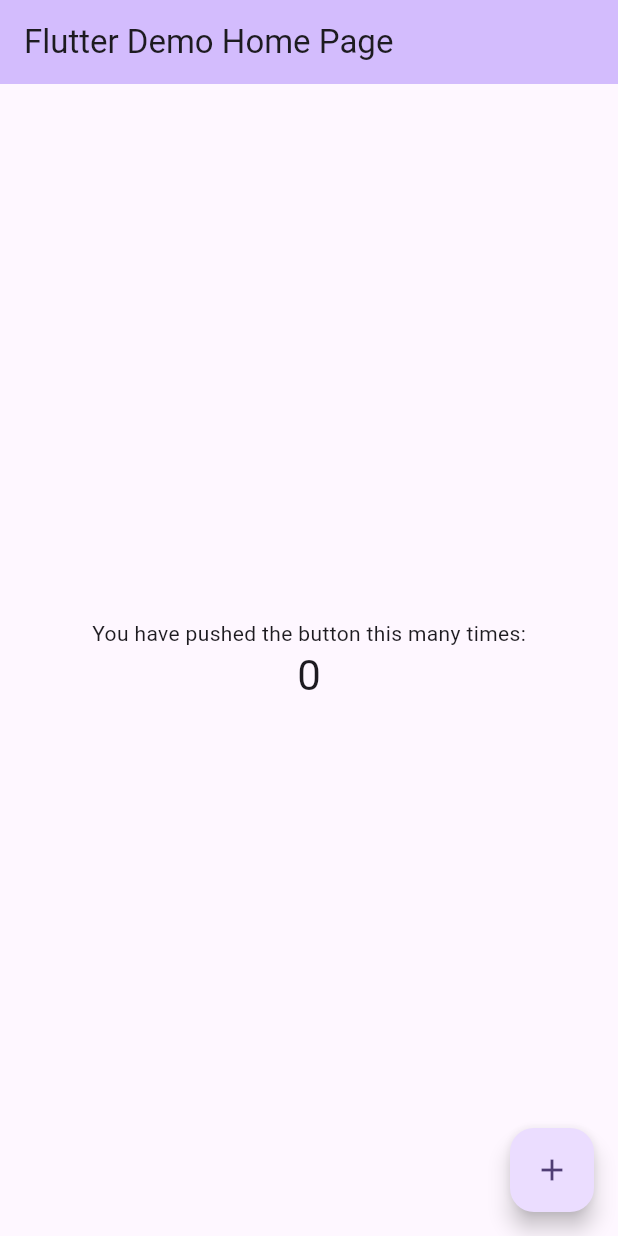
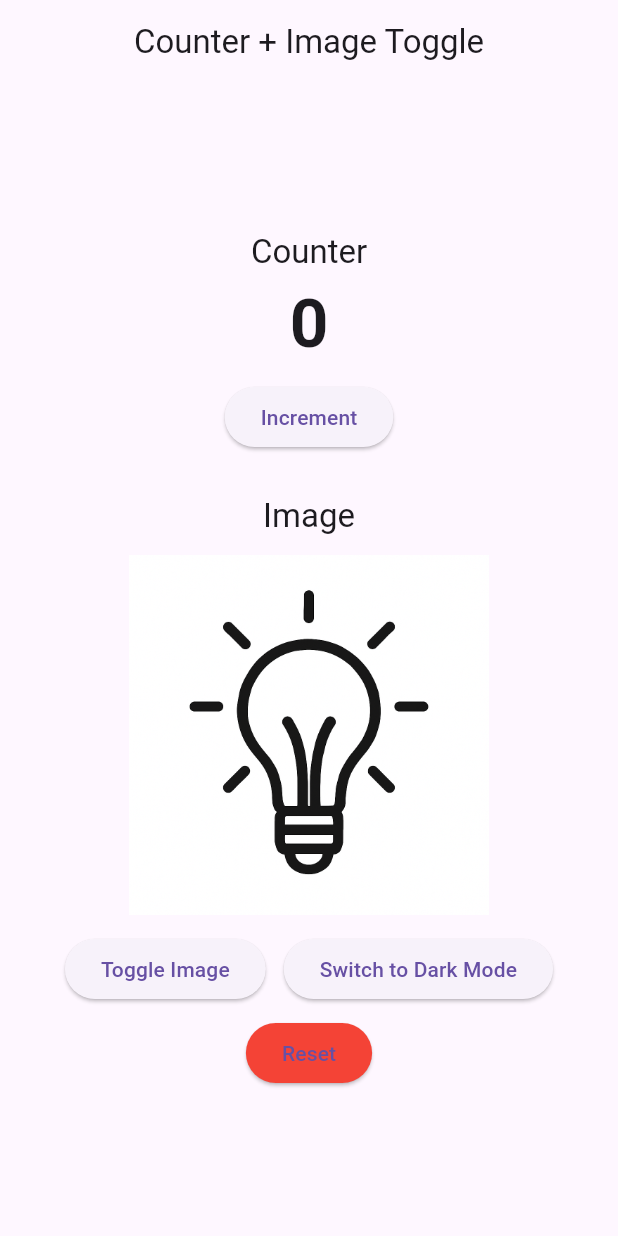
Before and after one commit to sannzay/cw1_mad, a Flutter app: the screen it shows after launch, on a phone screen of 412 x 824 dp. Run offline on Flutter 3.47's test engine with Material 3 defaults, Android fonts, the phone set to English and light mode, and no system bars; our stand-ins replace shared_preferences.

Commit message:
add logic into main.dart and add assets, update pubspec

```diff
--- a/lib/main.dart
+++ b/lib/main.dart
@@ -1,122 +1,249 @@
 import 'package:flutter/material.dart';
+import 'package:shared_preferences/shared_preferences.dart';
 
 void main() {
-  runApp(const MyApp());
+  WidgetsFlutterBinding.ensureInitialized();
+  runApp(MyApp());
 }
 
-class MyApp extends StatelessWidget {
-  const MyApp({super.key});
+class MyApp extends StatefulWidget {
+  @override
+  State<MyApp> createState() => _MyAppState();
+}
 
-  // This widget is the root of your application.
+class _MyAppState extends State<MyApp> {
+  bool _isDarkMode = false;
+
+  void _setTheme(bool isDark) => setState(() => _isDarkMode = isDark);
+
   @override
   Widget build(BuildContext context) {
     return MaterialApp(
-      title: 'Flutter Demo',
-      theme: ThemeData(
-        // This is the theme of your application.
-        //
-        // TRY THIS: Try running your application with "flutter run". You'll see
-        // the application has a purple toolbar. Then, without quitting the app,
-        // try changing the seedColor in the colorScheme below to Colors.green
-        // and then invoke "hot reload" (save your changes or press the "hot
-        // reload" button in a Flutter-supported IDE, or press "r" if you used
-        // the command line to start the app).
-        //
-        // Notice that the counter didn't reset back to zero; the application
-        // state is not lost during the reload. To reset the state, use hot
-        // restart instead.
-        //
-        // This works for code too, not just values: Most code changes can be
-        // tested with just a hot reload.
-        colorScheme: ColorScheme.fromSeed(seedColor: Colors.deepPurple),
-      ),
-      home: const MyHomePage(title: 'Flutter Demo Home Page'),
+      title: 'Counter + Image Toggle',
+      theme: ThemeData.light(),
+      darkTheme: ThemeData.dark(),
+      themeMode: _isDarkMode ? ThemeMode.dark : ThemeMode.light,
+      home: MyHomePage(onThemeChanged: _setTheme),
+      debugShowCheckedModeBanner: false,
     );
   }
 }
 
 class MyHomePage extends StatefulWidget {
-  const MyHomePage({super.key, required this.title});
+  final void Function(bool) onThemeChanged;
 
-  // This widget is the home page of your application. It is stateful, meaning
-  // that it has a State object (defined below) that contains fields that affect
-  // how it looks.
-
-  // This class is the configuration for the state. It holds the values (in this
-  // case the title) provided by the parent (in this case the App widget) and
-  // used by the build method of the State. Fields in a Widget subclass are
-  // always marked "final".
-
-  final String title;
+  const MyHomePage({Key? key, required this.onThemeChanged}) : super(key: key);
 
   @override
   State<MyHomePage> createState() => _MyHomePageState();
 }
 
-class _MyHomePageState extends State<MyHomePage> {
+class _MyHomePageState extends State<MyHomePage>
+    with SingleTickerProviderStateMixin {
+  static const String _kCounterKey = 'counter';
+  static const String _kIsImageOneKey = 'isImageOne';
+  static const String _kIsDarkModeKey = 'isDarkMode';
+
   int _counter = 0;
+  bool _isImageOne = true;
+  bool _isDarkMode = false;
+
+  late final AnimationController _controller;
+  late final Animation<double> _curvedAnimation;
+
+  @override
+  void initState() {
+    super.initState();
+
+    _controller = AnimationController(
+      vsync: this,
+      duration: const Duration(milliseconds: 400),
+      value: 1.0,
+    );
+    _curvedAnimation =
+        CurvedAnimation(parent: _controller, curve: Curves.easeInOut);
+
+    _controller.addStatusListener((status) {
+      if (status == AnimationStatus.dismissed) {
+        setState(() => _isImageOne = !_isImageOne);
+        _saveImageState();
+        _controller.forward();
+      }
+    });
+
+    _loadState();
+  }
+
+  @override
+  void dispose() {
+    _controller.dispose();
+    super.dispose();
+  }
+
+  String get _currentImageAsset => _isImageOne ? 'assets/image1.png' : 'assets/image2.png';
+
+  Future<void> _loadState() async {
+    final prefs = await SharedPreferences.getInstance();
+    setState(() {
+      _counter = prefs.getInt(_kCounterKey) ?? 0;
+      _isImageOne = prefs.getBool(_kIsImageOneKey) ?? true;
+      _isDarkMode = prefs.getBool(_kIsDarkModeKey) ?? false;
+    });
+
+    widget.onThemeChanged(_isDarkMode);
+    _controller.value = 1.0;
+  }
+
+  Future<void> _saveState() async {
+    final prefs = await SharedPreferences.getInstance();
+    await prefs.setInt(_kCounterKey, _counter);
+    await prefs.setBool(_kIsImageOneKey, _isImageOne);
+    await prefs.setBool(_kIsDarkModeKey, _isDarkMode);
+  }
+
+  Future<void> _saveImageState() async {
+    final prefs = await SharedPreferences.getInstance();
+    await prefs.setBool(_kIsImageOneKey, _isImageOne);
+  }
+
+  Future<void> _saveCounter() async {
+    final prefs = await SharedPreferences.getInstance();
+    await prefs.setInt(_kCounterKey, _counter);
+  }
+
+  Future<void> _saveTheme() async {
+    final prefs = await SharedPreferences.getInstance();
+    await prefs.setBool(_kIsDarkModeKey, _isDarkMode);
+  }
 
   void _incrementCounter() {
+    setState(() => _counter++);
+    _saveCounter();
+  }
+
+  void _toggleImage() {
+    if (!_controller.isAnimating) {
+      _controller.reverse();
+    }
+  }
+
+  void _toggleTheme() {
+    setState(() => _isDarkMode = !_isDarkMode);
+    widget.onThemeChanged(_isDarkMode);
+    _saveTheme();
+  }
+
+  Future<void> _resetAll() async {
+    final confirmed = await showDialog<bool>(
+      context: context,
+      builder: (c) => AlertDialog(
+        title: const Text('Reset application?'),
+        content: const Text(
+            'This will reset the counter to 0, revert the image to the initial image, '
+            'and clear stored data. This action cannot be undone. Continue?'),
+        actions: [
+          TextButton(
+            onPressed: () => Navigator.of(c).pop(false),
+            child: const Text('Cancel'),
+          ),
+          TextButton(
+            onPressed: () => Navigator.of(c).pop(true),
+            style: TextButton.styleFrom(foregroundColor: Colors.red),
+            child: const Text('Reset'),
+          ),
+        ],
+      ),
+    );
+
+    if (confirmed == true) {
+      final prefs = await SharedPreferences.getInstance();
+      await prefs.clear();
+
       setState(() {
-      // This call to setState tells the Flutter framework that something has
-      // changed in this State, which causes it to rerun the build method below
-      // so that the display can reflect the updated values. If we changed
-      // _counter without calling setState(), then the build method would not be
-      // called again, and so nothing would appear to happen.
-      _counter++;
+        _counter = 0;
+        _isImageOne = true;
+        _isDarkMode = false;
       });
+
+      widget.onThemeChanged(false);
+      _controller.value = 1.0;
+    }
   }
 
   @override
   Widget build(BuildContext context) {
-    // This method is rerun every time setState is called, for instance as done
-    // by the _incrementCounter method above.
-    //
-    // The Flutter framework has been optimized to make rerunning build methods
-    // fast, so that you can just rebuild anything that needs updating rather
-    // than having to individually change instances of widgets.
     return Scaffold(
       appBar: AppBar(
-        // TRY THIS: Try changing the color here to a specific color (to
-        // Colors.amber, perhaps?) and trigger a hot reload to see the AppBar
-        // change color while the other colors stay the same.
-        backgroundColor: Theme.of(context).colorScheme.inversePrimary,
-        // Here we take the value from the MyHomePage object that was created by
-        // the App.build method, and use it to set our appbar title.
-        title: Text(widget.title),
+        title: const Text('Counter + Image Toggle'),
+        centerTitle: true,
       ),
       body: Center(
-        // Center is a layout widget. It takes a single child and positions it
-        // in the middle of the parent.
+        child: SingleChildScrollView(
+          padding: const EdgeInsets.symmetric(horizontal: 20, vertical: 36),
           child: Column(
-          // Column is also a layout widget. It takes a list of children and
-          // arranges them vertically. By default, it sizes itself to fit its
-          // children horizontally, and tries to be as tall as its parent.
-          //
-          // Column has various properties to control how it sizes itself and
-          // how it positions its children. Here we use mainAxisAlignment to
-          // center the children vertically; the main axis here is the vertical
-          // axis because Columns are vertical (the cross axis would be
-          // horizontal).
-          //
-          // TRY THIS: Invoke "debug painting" (choose the "Toggle Debug Paint"
-          // action in the IDE, or press "p" in the console), to see the
-          // wireframe for each widget.
             mainAxisAlignment: MainAxisAlignment.center,
-          children: <Widget>[
-            const Text('You have pushed the button this many times:'),
+            children: [
+              Text(
+                'Counter',
+                style: Theme.of(context).textTheme.titleLarge,
+              ),
+              const SizedBox(height: 8),
               Text(
                 '$_counter',
-              style: Theme.of(context).textTheme.headlineMedium,
+                style: Theme.of(context).textTheme.displayMedium?.copyWith(fontWeight: FontWeight.w600),
+              ),
+              const SizedBox(height: 12),
+              ElevatedButton(
+                onPressed: _incrementCounter,
+                child: const Text('Increment'),
+              ),
+
+              const SizedBox(height: 28),
+
+              Text(
+                'Image',
+                style: Theme.of(context).textTheme.titleLarge,
+              ),
+              const SizedBox(height: 12),
+
+              SizedBox(
+                width: 240,
+                height: 240,
+                child: FadeTransition(
+                  opacity: _curvedAnimation,
+                  child: Image.asset(
+                    _currentImageAsset,
+                    fit: BoxFit.contain,
+                  ),
+                ),
+              ),
+
+              const SizedBox(height: 12),
+
+              Wrap(
+                spacing: 12,
+                runSpacing: 8,
+                alignment: WrapAlignment.center,
+                children: [
+                  ElevatedButton(
+                    onPressed: _toggleImage,
+                    child: const Text('Toggle Image'),
+                  ),
+                  ElevatedButton(
+                    onPressed: _toggleTheme,
+                    child: Text(_isDarkMode ? 'Switch to Light Mode' : 'Switch to Dark Mode'),
+                  ),
+                  ElevatedButton(
+                    onPressed: _resetAll,
+                    style: ElevatedButton.styleFrom(backgroundColor: Colors.red),
+                    child: const Text('Reset'),
+                  ),
+                ],
               ),
             ],
           ),
         ),
-      floatingActionButton: FloatingActionButton(
-        onPressed: _incrementCounter,
-        tooltip: 'Increment',
-        child: const Icon(Icons.add),
-      ), // This trailing comma makes auto-formatting nicer for build methods.
+      ),
     );
   }
 }
```
Also changed, not shown: pubspec.yaml (+5 -3 lines), assets/image1.png (added), assets/image2.png (added), pubspec.lock, 7 other files. Lines whose indentation alone changed are shown as unchanged.
